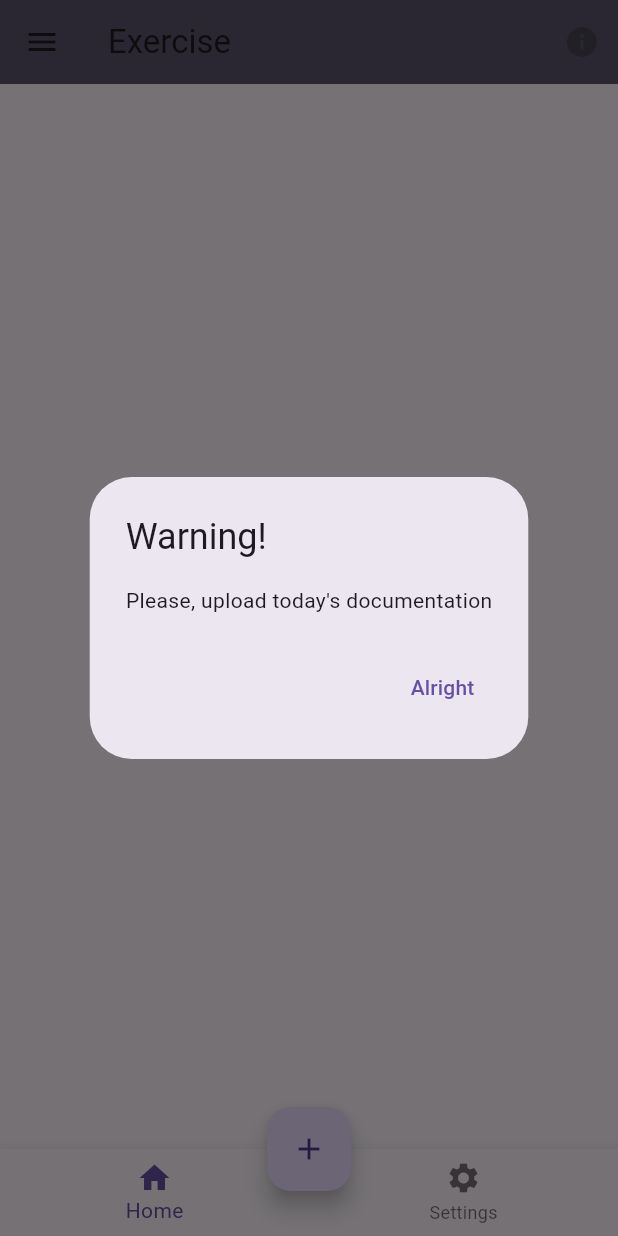
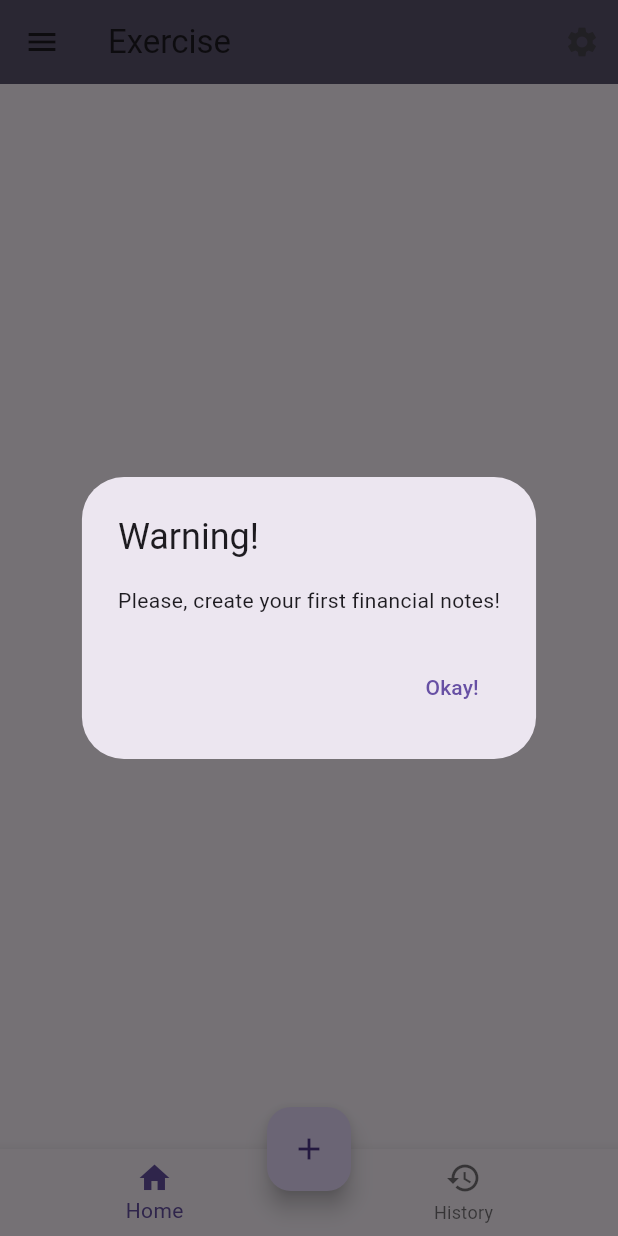
Before and after one commit to salsabilafnp/mikti-docs, a Flutter app: the screen it shows after launch, after a tap on "No Data", on a phone screen of 412 x 824 dp. Run offline on Flutter 3.47's test engine with Material 3 defaults, Android fonts, the phone set to English and light mode, and no system bars.

Commit message:
hands on project p23 - responsive UI

```diff
--- a/exercise_app/lib/pages/home_page.dart
+++ b/exercise_app/lib/pages/home_page.dart
@@ -1,7 +1,7 @@
-import 'package:exercise_app/pages/info_page.dart';
-import 'package:exercise_app/pages/upload_page.dart';
+import 'package:exercise_app/pages/history_page.dart';
+import 'package:exercise_app/pages/setting_page.dart';
+import 'package:exercise_app/pages/add_note_page.dart';
 import 'package:flutter/material.dart';
-import 'package:flutter/widgets.dart';
 
 class HomePage extends StatelessWidget {
   const HomePage({super.key});
@@ -12,17 +12,36 @@ class HomePage extends StatelessWidget {
       appBar: _appBar(context),
       drawer: _drawer(),
       body: Center(
-        child: TextButton(
+        child: Column(
+          mainAxisAlignment: MainAxisAlignment.center,
+          children: [
+            const Text(
+              "Hello,",
+              style: TextStyle(
+                fontSize: 24,
+                fontWeight: FontWeight.bold,
+              ),
+            ),
+            const Text(
+              "I'm your tracker-buddy!",
+              style: TextStyle(
+                fontSize: 18,
+                fontWeight: FontWeight.bold,
+              ),
+            ),
+            SizedBox(height: 24),
+            TextButton(
               onPressed: () {
                 showDialog(
                   context: context,
                   builder: (context) {
                     return AlertDialog(
                       title: const Text('Warning!'),
-                  content: const Text("Please, upload today's documentation"),
+                      content: const Text(
+                          "Please, create your first financial notes!"),
                       actions: [
                         TextButton(
-                      child: const Text("Alright"),
+                          child: const Text("Okay!"),
                           onPressed: () {
                             Navigator.pop(context);
                           },
@@ -33,6 +52,19 @@ class HomePage extends StatelessWidget {
                 );
               },
               child: const Text("No Data"),
+            ),
+            TextButton(
+              onPressed: () {
+                Navigator.push(
+                  context,
+                  MaterialPageRoute(
+                    builder: (context) => const HistoryPage(),
+                  ),
+                );
+              },
+              child: Text("Check the layout for data"),
+            )
+          ],
         ),
       ),
       endDrawer: Container(
@@ -45,7 +77,7 @@ class HomePage extends StatelessWidget {
           Navigator.push(
             context,
             MaterialPageRoute(
-              builder: (context) => UploadPage(),
+              builder: (context) => const AddNotePage(),
             ),
           );
         },
@@ -54,21 +86,22 @@ class HomePage extends StatelessWidget {
       bottomNavigationBar: _bottomNavigationBar(),
     );
   }
-}
 
   AppBar _appBar(context) {
+    Color backgroundColor = const Color(0xFF5C5470);
+
     return AppBar(
       title: const Text('Exercise'),
-    backgroundColor: Color(0xFF5C5470),
+      backgroundColor: backgroundColor,
       actions: [
         IconButton(
           onPressed: () {
             Navigator.push(
               context,
-            MaterialPageRoute(builder: (_) => const InfoPage()),
+              MaterialPageRoute(builder: (_) => const SettingPage()),
             );
           },
-        icon: const Icon(Icons.info),
+          icon: const Icon(Icons.settings),
         ),
       ],
     );
@@ -82,13 +115,18 @@ Drawer _drawer() {
             child: Text("Header"),
           ),
           ListTile(
-          leading: const Icon(Icons.people),
-          title: const Text("Connections"),
+            leading: const Icon(Icons.attach_money),
+            title: const Text("Financial"),
             onTap: () {},
           ),
           ListTile(
-          leading: const Icon(Icons.directions_bus),
-          title: const Text("Transportation"),
+            leading: const Icon(Icons.playlist_add_check_circle_outlined),
+            title: const Text("Daily Planner"),
+            onTap: () {},
+          ),
+          ListTile(
+            leading: const Icon(Icons.notes_outlined),
+            title: const Text("Notes"),
             onTap: () {},
           ),
           Divider(),
@@ -110,9 +148,10 @@ BottomNavigationBar _bottomNavigationBar() {
           label: 'Home',
         ),
         BottomNavigationBarItem(
-        icon: Icon(Icons.settings),
-        label: 'Settings',
+          icon: Icon(Icons.history),
+          label: 'History',
         ),
       ],
     );
   }
+}
```
Also changed, not shown: exercise_app/lib/pages/add_note_page.dart (added, +28 -0 lines), exercise_app/lib/pages/history_page.dart (added, +38 -0 lines), exercise_app/lib/pages/info_page.dart (deleted, +0 -13 lines), exercise_app/lib/pages/info_screen.dart (added, +29 -0 lines), exercise_app/lib/pages/setting_page.dart (added, +26 -0 lines), exercise_app/lib/pages/upload_page.dart (deleted, +0 -28 lines). Lines whose indentation alone changed are shown as unchanged.
